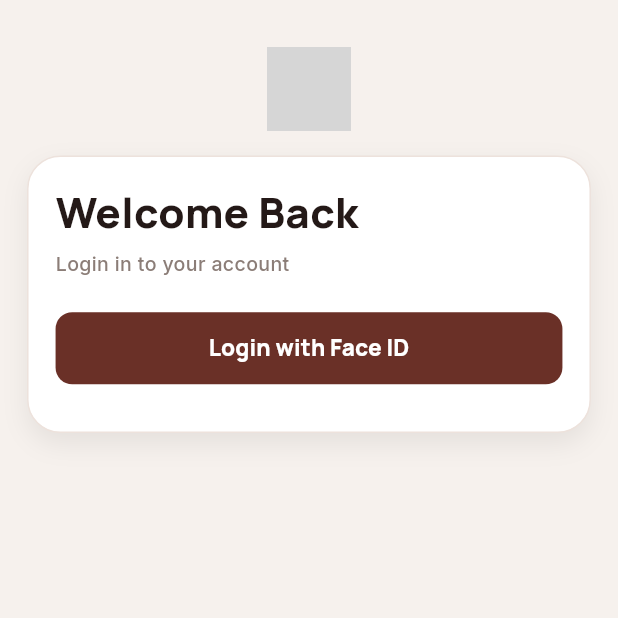
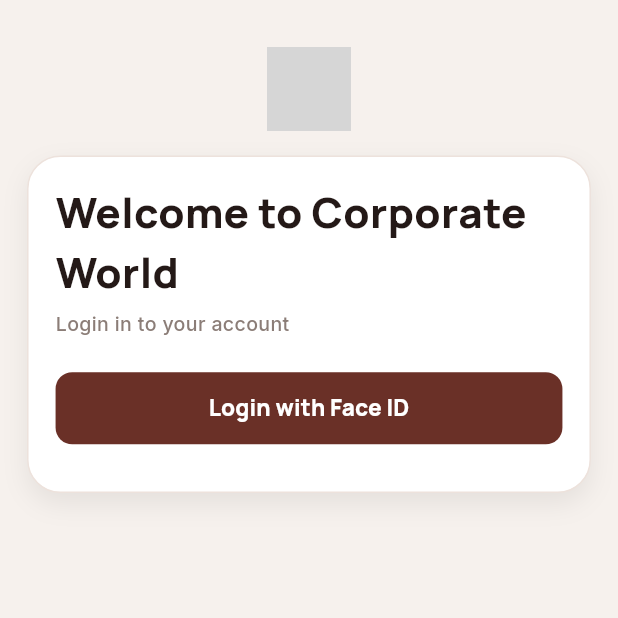
Before and after one commit to Girdhar01Gopal/MONTEAGE_EMPLOYEE, a Flutter app: the screen it shows after launch, on a phone screen of 412 x 824 dp, the top half of it. Run offline on Flutter 3.47's test engine with Material 3 defaults, Android fonts, the phone set to English and light mode, and no system bars; our stand-ins replace flutter_screenutil, geocoding, geolocator, get, get_storage, google_fonts and 2 more; missing offline and left inert: google_mlkit_face_detection; accounts and stored records are empty; grey boxes are pictures that could not be loaded.

Commit message:
march 2026 update

```diff
--- a/lib/screens/login_screen.dart
+++ b/lib/screens/login_screen.dart
@@ -351,7 +351,7 @@
                           crossAxisAlignment: CrossAxisAlignment.start,
                           children: [
                             Text(
-                              "Welcome Back",
+                              "Welcome to Corporate World",
                               style: GoogleFonts.manrope(
                                 fontSize: 28.sp,
                                 fontWeight: FontWeight.w800,
```
